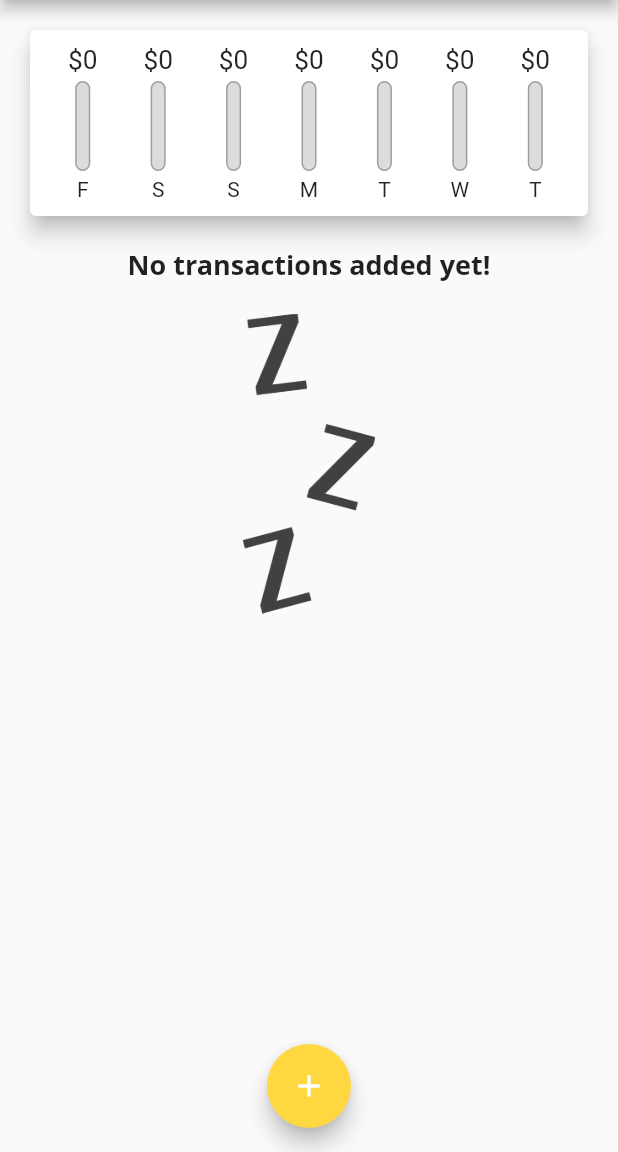
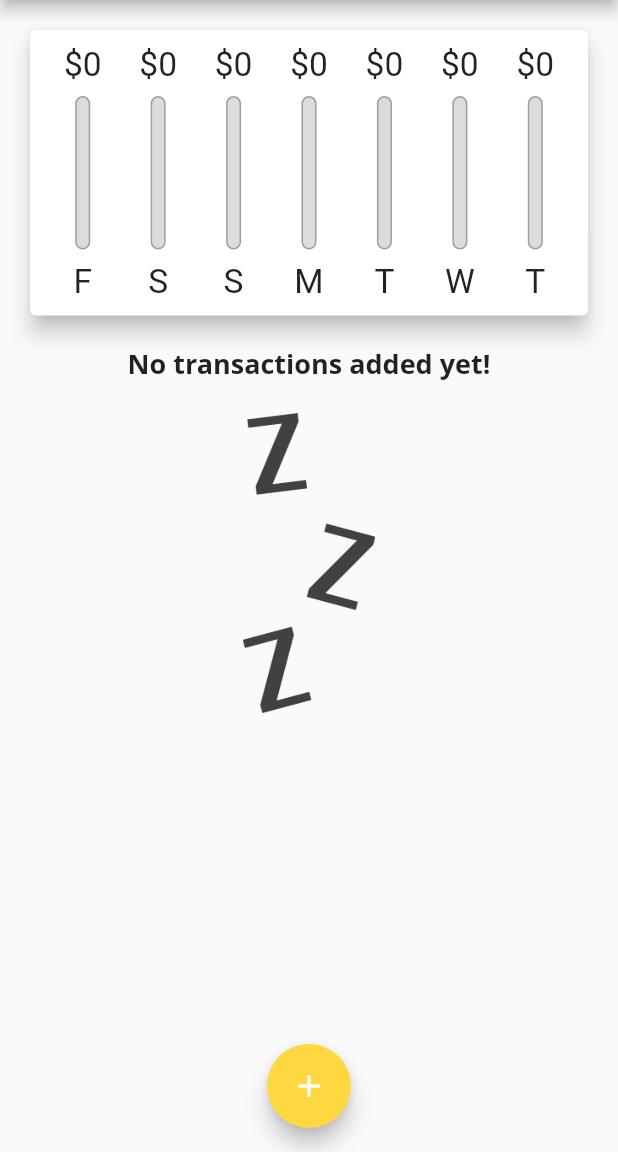
Before and after one commit to justcier/personal_expenses_app, a Flutter app: the screen it shows after launch, on a phone screen of 412 x 824 dp, the part 84-1236 px from its top. Run offline on Flutter 3.47's test engine with Material 2 defaults, Android fonts, the phone set to English and light mode, and no system bars; Roboto replaces fonts that are missing (Open Sans).

Commit message:
Refactoring -  set dynamically height of transaction and chart bar

```diff
--- a/lib/main.dart
+++ b/lib/main.dart
@@ -105,8 +105,7 @@ class _MyHomePageState extends State<MyHomePage> {
 
   @override
   Widget build(BuildContext context) {
-    return Scaffold(
-      appBar: AppBar(
+    final appBar = AppBar(
       title: const Text('Personal Expenses'),
       actions: [
         IconButton(
@@ -114,14 +113,27 @@ class _MyHomePageState extends State<MyHomePage> {
           onPressed: () => _startAddNewTransaction(context),
         )
       ],
-      ),
+    );
+    return Scaffold(
+      appBar: appBar,
       body: SingleChildScrollView(
         child: Column(
           mainAxisAlignment: MainAxisAlignment.start,
           crossAxisAlignment: CrossAxisAlignment.stretch,
           children: <Widget>[
-            Chart(_recentTransactions),
-            TransactionList(_userTransactions, _deleteTransaction),
+            Container(
+              height: (MediaQuery.of(context).size.height -
+                      appBar.preferredSize.height -
+                      MediaQuery.of(context).padding.top) *
+                  0.3,
+              child: Chart(_recentTransactions),
+            ),
+            Container(
+                height: (MediaQuery.of(context).size.height -
+                        appBar.preferredSize.height -
+                        MediaQuery.of(context).padding.top) *
+                    0.7,
+                child: TransactionList(_userTransactions, _deleteTransaction)),
           ],
         ),
       ),
--- a/lib/widgets/chart_bar.dart
+++ b/lib/widgets/chart_bar.dart
@@ -11,19 +11,20 @@ class ChartBar extends StatelessWidget {
 
   @override
   Widget build(BuildContext context) {
+    return LayoutBuilder(builder: (ctx, constraints) {
       return Column(
         children: [
           Container(
-          height: 20,
+            height: constraints.maxHeight * 0.15,
             child: FittedBox(
               child: Text('\$${spendingAmount.toStringAsFixed(0)}'),
             ),
           ),
-        const SizedBox(
-          height: 4,
+          SizedBox(
+            height: constraints.maxHeight * 0.05,
           ),
           Container(
-          height: 60,
+            height: constraints.maxHeight * 0.6,
             width: 10,
             child: Stack(
               children: [
@@ -46,11 +47,17 @@ class ChartBar extends StatelessWidget {
               ],
             ),
           ),
-        const SizedBox(
-          height: 4,
+          SizedBox(
+            height: constraints.maxHeight * 0.05,
           ),
-        Text(label),
+          Container(
+            height: constraints.maxHeight * 0.15,
+            child: FittedBox(
+              child: Text(label),
+            ),
+          ),
         ],
       );
+    });
   }
 }
--- a/lib/widgets/transaction_list.dart
+++ b/lib/widgets/transaction_list.dart
@@ -12,9 +12,7 @@ class TransactionList extends StatelessWidget {
 
   @override
   Widget build(BuildContext context) {
-    return Container(
-      height: 300,
-      child: transactions.isEmpty
+    return transactions.isEmpty
         ? Column(
             children: [
               Text(
@@ -67,7 +65,7 @@ class TransactionList extends StatelessWidget {
                     DateFormat.yMMMd().format(transactions[index].date),
                   ),
                   trailing: IconButton(
-                      icon: Icon(Icons.delete),
+                    icon: const Icon(Icons.delete),
                     color: Theme.of(context).errorColor,
                     onPressed: () => deleteTx(transactions[index].id),
                   ),
@@ -75,7 +73,6 @@ class TransactionList extends StatelessWidget {
               );
             },
             itemCount: transactions.length,
-            ),
           );
   }
 }
```
Lines whose indentation alone changed are shown as unchanged.
